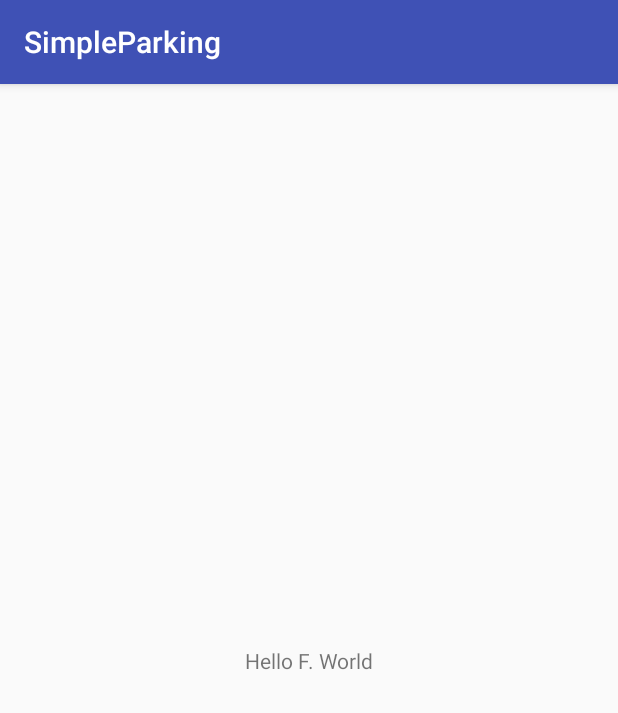
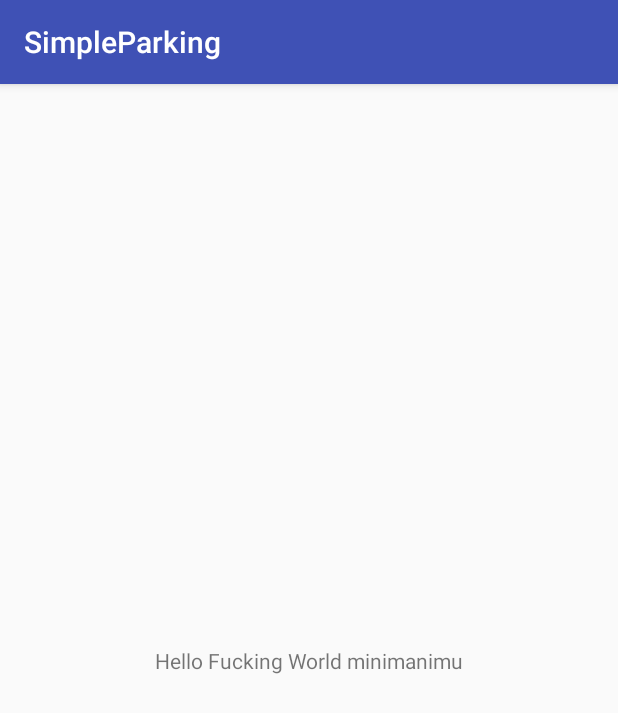
Before and after one commit to ggscuola/SimpleParkingMobile, an Android app: the screen it shows after launch (MainActivity), on a phone screen of 412 x 824 dp. Shown: the top 713 px of the screen. Run offline under Robolectric (Android 15) with nearby library versions, the phone set to English and light mode, and no system bars.

```diff
--- a/app/src/main/java/com/scuola/simpleparking/MainActivity.java
+++ b/app/src/main/java/com/scuola/simpleparking/MainActivity.java
@@ -13,6 +13,6 @@ public class MainActivity extends AppCompatActivity {
         setContentView(R.layout.activity_main);
 
         TextView mHello = findViewById(R.id.hello);
-        mHello.setText("Hello F. World");
+        mHello.setText("Hello Fucking World minimanimu");
     }
 }
```
